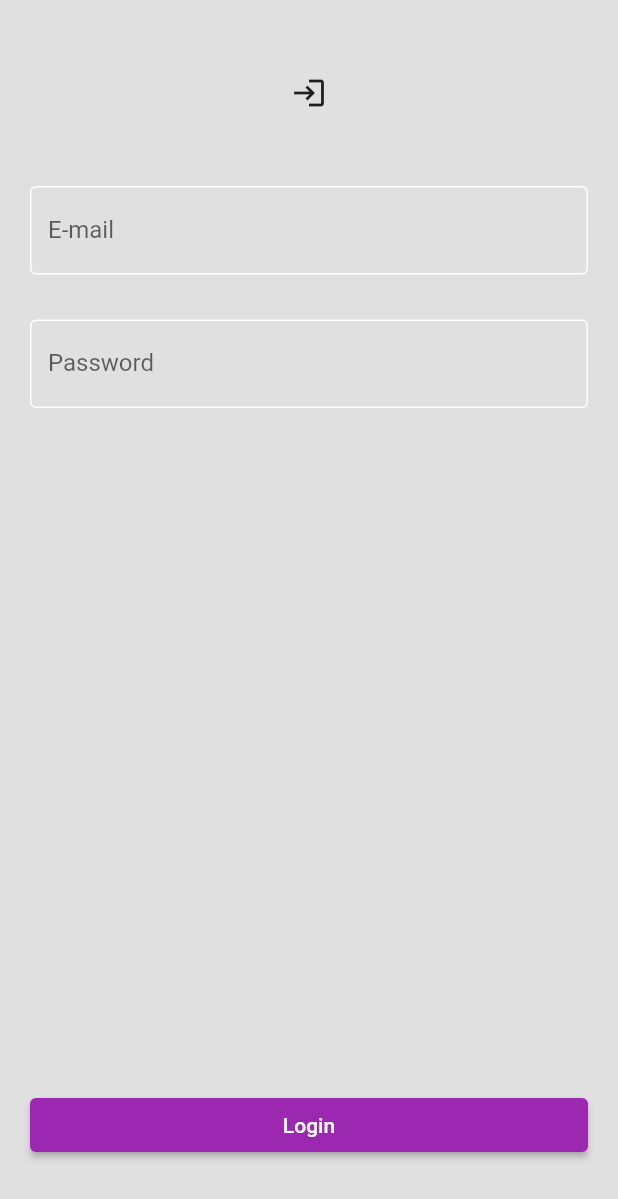
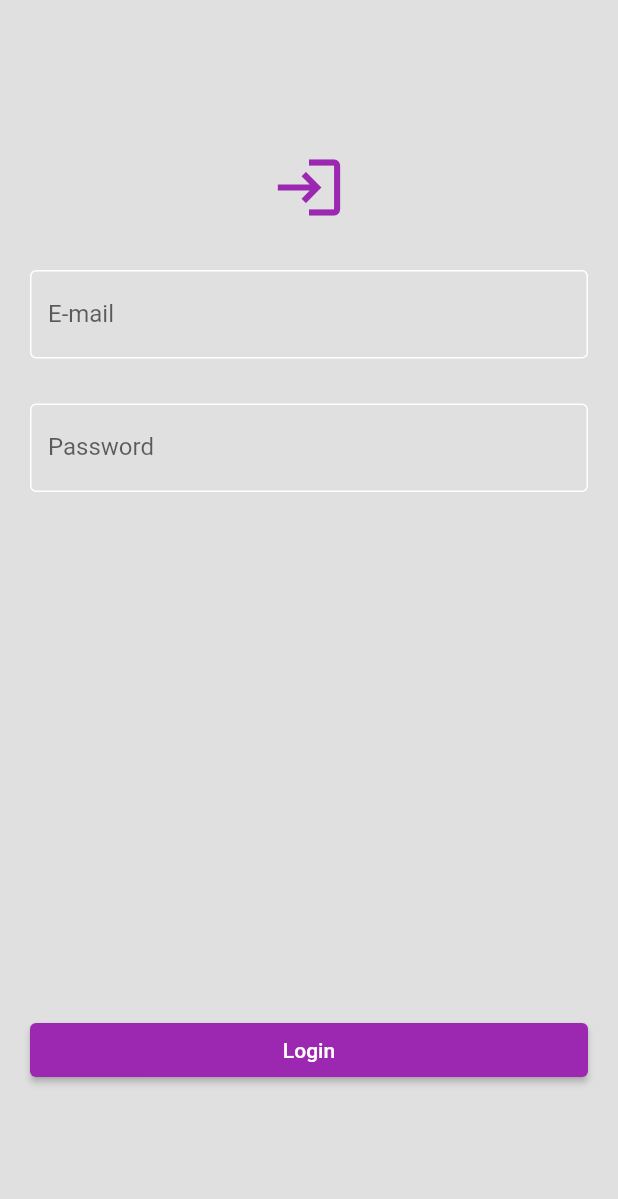
Before and after one commit to Julio-JC/app_memories, a Flutter app: the LoginPage screen opened directly, after a tap on "Login", on a phone screen of 412 x 824 dp. Shown: the top 1199 px of the screen. Run offline on Flutter 3.47's test engine with Material 2 defaults, Android fonts, the phone set to English and light mode, and no system bars; our stand-ins replace firebase_auth, firebase_core; accounts and stored records are empty; network calls fail.

Commit message:
Add pagina de login e função de logout

```diff
--- a/lib/page/login_page.dart
+++ b/lib/page/login_page.dart
@@ -1,24 +1,38 @@
+import 'package:app_memories/page/home_page.dart';
+import 'package:firebase_auth/firebase_auth.dart';
 import 'package:flutter/material.dart';
 
-class LoginPage extends StatelessWidget {
+class LoginPage extends StatefulWidget {
   const LoginPage({super.key});
 
   @override
-  Widget build(BuildContext context) {
+  State<LoginPage> createState() => _LoginPageState();
+}
+
+class _LoginPageState extends State<LoginPage> {
   final TextEditingController _emailController = TextEditingController();
   final TextEditingController _passwordController = TextEditingController();
+  final FirebaseAuth _firebaseAuth = FirebaseAuth.instance;
 
-    return Scaffold(
+  @override
+  Widget build(BuildContext context) {
+    return SafeArea(
+      child: Scaffold(
         backgroundColor: Colors.grey[300],
         body: Container(
           margin: const EdgeInsets.all(20),
           child: Padding(
-          padding: const EdgeInsets.only(top: 30, bottom: 30),
-          child:
-              Column(crossAxisAlignment: CrossAxisAlignment.stretch, children: [
-            const Icon(Icons.login),
+            padding: const EdgeInsets.only(top: 80, bottom: 80),
+            child: Column(
+                crossAxisAlignment: CrossAxisAlignment.stretch,
+                children: [
+                  const Icon(
+                    Icons.login,
+                    size: 50,
+                    color: Colors.purple,
+                  ),
                   const SizedBox(
-              height: 50,
+                    height: 30,
                   ),
                   Expanded(
                     child: ListView(children: [
@@ -48,7 +62,9 @@ class LoginPage extends StatelessWidget {
                     ]),
                   ),
                   ElevatedButton(
-              onPressed: () {},
+                    onPressed: () {
+                      login();
+                    },
                     style: ElevatedButton.styleFrom(
                       backgroundColor: Colors.purple,
                     ),
@@ -57,6 +73,41 @@ class LoginPage extends StatelessWidget {
                 ]),
           ),
         ),
+      ),
+    );
+  }
+
+  login() async {
+    try {
+      UserCredential userCredential =
+          await _firebaseAuth.signInWithEmailAndPassword(
+        email: _emailController.text,
+        password: _passwordController.text,
+      );
+      if (userCredential != null) {
+        Navigator.pushReplacement(
+          context,
+          MaterialPageRoute(
+            builder: (context) => const HomePage(),
+          ),
+        );
+      }
+    } on FirebaseAuthException catch (e) {
+      if (e.code == 'user-not-found') {
+        ScaffoldMessenger.of(context).showSnackBar(
+          const SnackBar(
+            content: Text('Usuário ou senha incorreta.'),
+            backgroundColor: Colors.redAccent,
+          ),
+        );
+      } else if (e.code == 'wrong-password') {
+        ScaffoldMessenger.of(context).showSnackBar(
+          const SnackBar(
+            content: Text('Usuário ou senha incorreta.'),
+            backgroundColor: Colors.redAccent,
+          ),
         );
       }
     }
+  }
+}
```
Also changed, not shown: lib/page/checagem_page.dart (+21 -5 lines), lib/page/home_page.dart (added, +49 -0 lines), lib/page/registration_page.dart (added, +14 -0 lines). Lines whose indentation alone changed are shown as unchanged.
